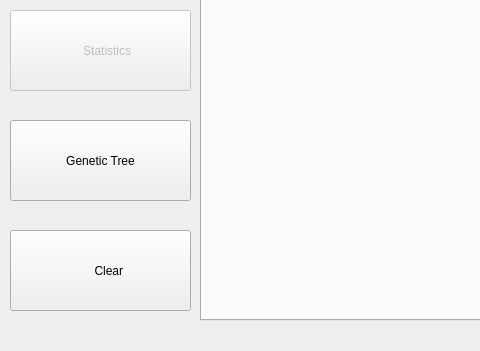
Qt form scripts/Qt/main.ui (tahiri-lab/iPhyloGeo_plus_plus) before a commit; both pictures show x 0 to 480 and y 319 to 670 of the 1143 by 670 pixel window.
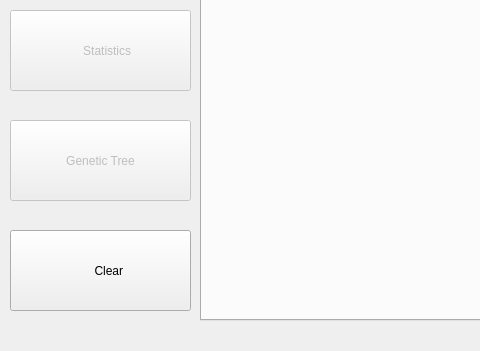
The same form after that commit. Icons and pictures are not drawn.

```diff
--- a/scripts/Qt/main.ui
+++ b/scripts/Qt/main.ui
@@ -997,7 +997,7 @@
       </widget>
       <widget class="QPushButton" name="geneticTreeButtonPage1">
        <property name="enabled">
-        <bool>true</bool>
+        <bool>false</bool>
        </property>
        <property name="geometry">
         <rect>
```
